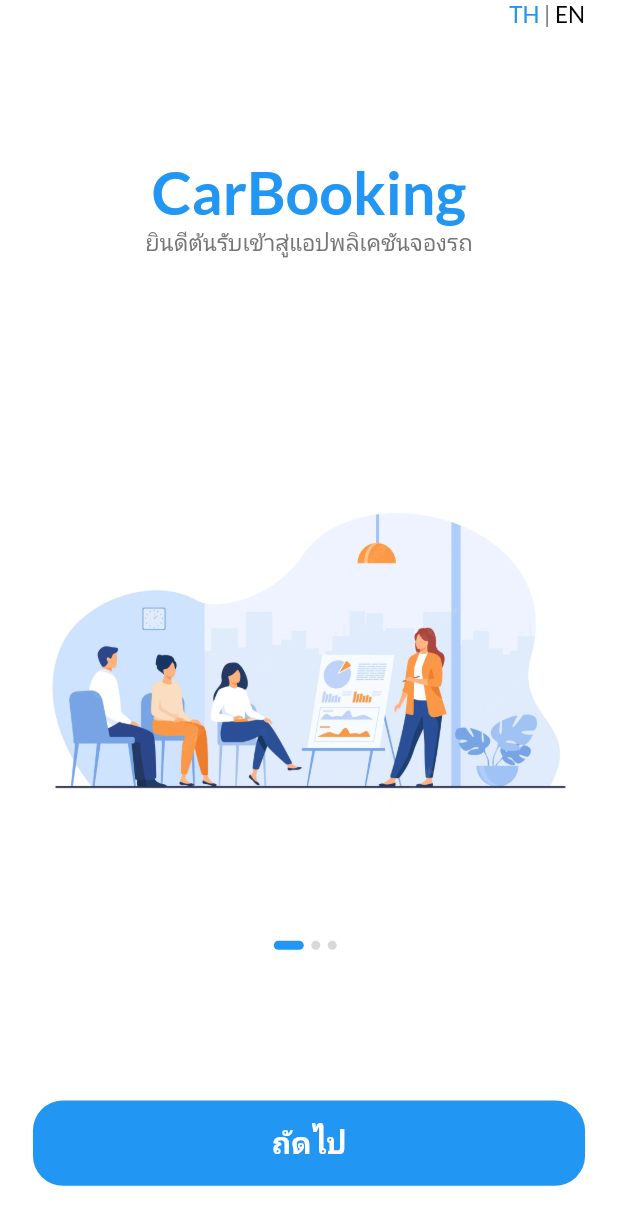
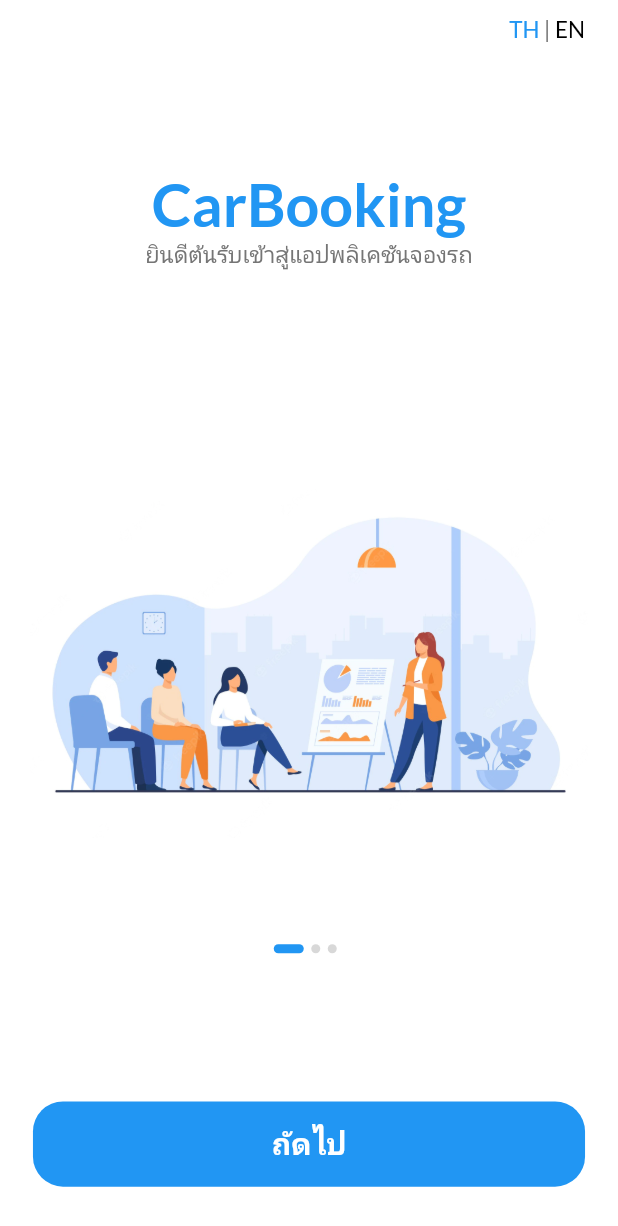
Before and after one commit to bunpotks/Flutter_Carbook, a Flutter app: the screen it shows after launch, on a phone screen of 412 x 824 dp. Shown: the top 1226 px of the screen. Run offline on Flutter 3.47's test engine with Material 2 defaults, Android fonts, the phone set to English and light mode, and no system bars; our stand-ins replace flutter_svg, lottie, modal_bottom_sheet, page_transition, photo_view, shared_preferences; generated files the repository leaves out were written again.

```diff
--- a/lib/screens/splash/components/body.dart
+++ b/lib/screens/splash/components/body.dart
@@ -10,6 +10,7 @@ import '../components/splash_content.dart';
 import '../../../components/default_button.dart';
 import 'package:shop_app/components/switch_language.dart';
 import 'package:flutter_gen/gen_l10n/app_localizations.dart';
+import 'package:shop_app/size_config.dart';
 
 class Body extends StatefulWidget {
   @override
@@ -40,6 +41,7 @@ class _BodyState extends State<Body> {
         width: double.infinity,
         child: Column(
           children: <Widget>[
+            SizedBox(height: getProportionateScreenHeight(10)),
             SwitchLang(),
             Expanded(
               flex: 5,
```
Also changed, not shown: 1 other file.
